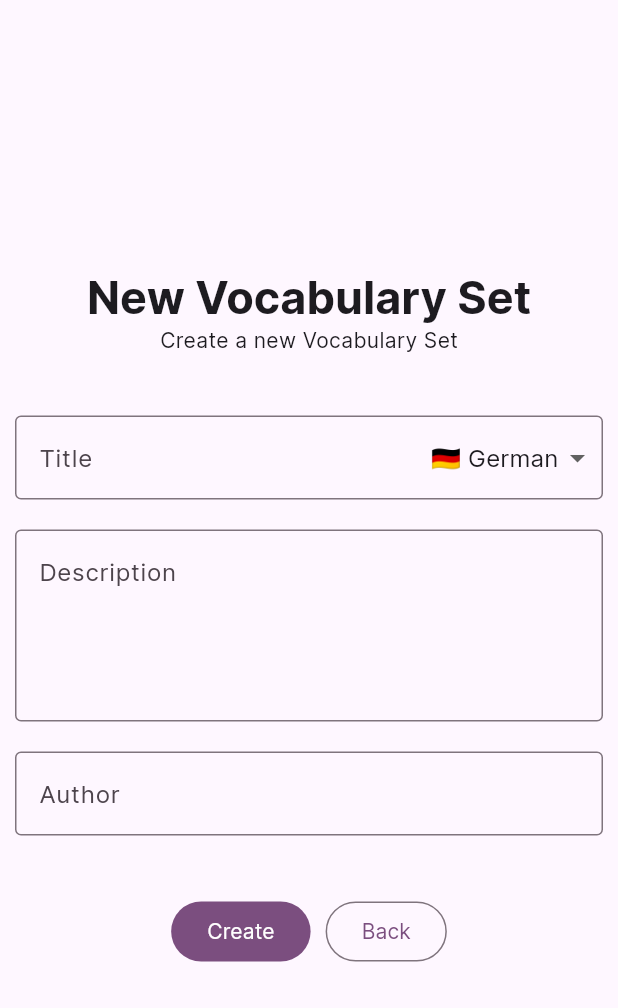
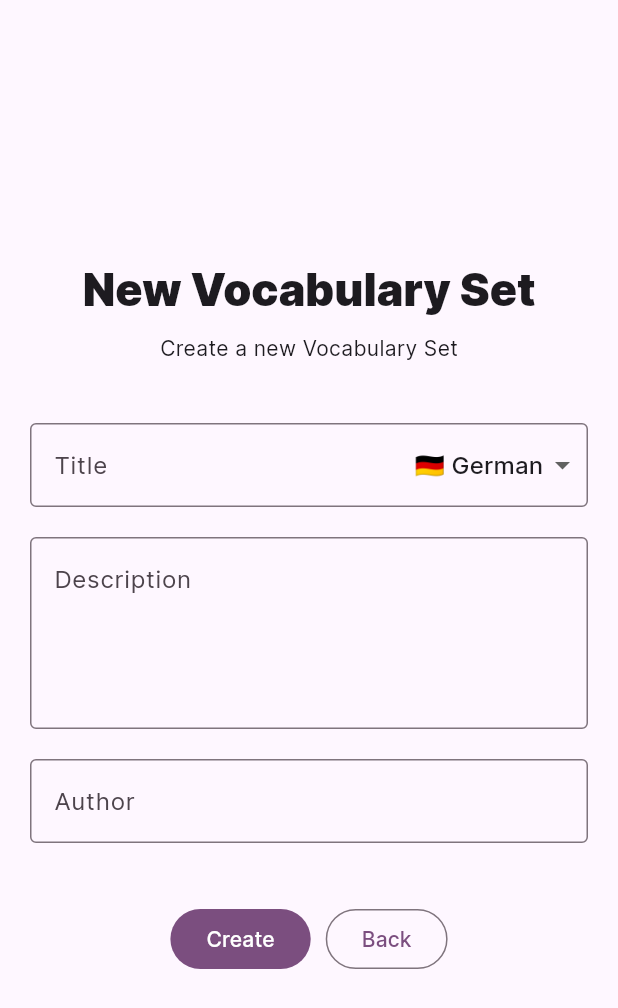
Before and after one commit to lbirkert/frenchscape, a Flutter app: the screen it shows after launch, after a tap on "New", on a phone screen of 412 x 824 dp. Shown: the top 1008 px of the screen. Run offline on Flutter 3.47's test engine with Material 2 defaults, Android fonts, the phone set to English and light mode, and no system bars; our stand-ins replace flutter_colorpicker, objectbox; generated files the repository leaves out were written again.

Commit message:
Style update

```diff
--- a/lib/main.dart
+++ b/lib/main.dart
@@ -33,21 +33,22 @@ class ObjectBox {
 late ValueNotifier<ThemeMode> themeNotifier;
 late ValueNotifier<Color> colorSchemeSeedNotifier;
 
+const textTheme = TextTheme(
+  headlineLarge: TextStyle(fontSize: 30, fontWeight: FontWeight.w900),
+  headlineMedium: TextStyle(fontSize: 25, fontWeight: FontWeight.w800),
+);
+
 final theme = ThemeData(
   useMaterial3: true,
   fontFamily: 'Inter',
-  textTheme: const TextTheme(
-    headlineLarge: TextStyle(fontSize: 30, fontWeight: FontWeight.bold)
-  )
+  textTheme: textTheme
 );
 
 final darkTheme = ThemeData(
   brightness: Brightness.dark,
   useMaterial3: true,
   fontFamily: 'Inter',
-  textTheme: const TextTheme(
-    headlineLarge: TextStyle(fontSize: 30, fontWeight: FontWeight.bold)
-  )
+  textTheme: textTheme
 );
 
 Future<void> main() async {
--- a/lib/vocs.dart
+++ b/lib/vocs.dart
@@ -72,13 +72,14 @@ class _VocPageState extends State<VocPage> {
   @override
   Widget build(BuildContext context) {
     return Padding(
-      padding: const EdgeInsets.symmetric(vertical: 20, horizontal: 20),
+      padding: const EdgeInsets.all(20),
       child: Stack(children: [
         Center(child: Column(
           crossAxisAlignment: CrossAxisAlignment.center,
           children: [
             Text('Vocabulary', style: Theme.of(context).textTheme.headlineLarge!),
-            const Text('Tap the New Button to create a new Vocabulary Set.')
+            const SizedBox(height: 10),
+            const Text('Tap the New Button to create a new Vocabulary collection.', textAlign: TextAlign.center)
           ],
         )),
         Positioned(
@@ -121,13 +122,14 @@ class _VocNewPageState extends State<VocNewPage> {
           child: ConstrainedBox(
             constraints: BoxConstraints(minWidth: 100, maxWidth: 450, minHeight: viewport.maxHeight),
             child: Padding(
-              padding: const EdgeInsets.symmetric(vertical: 20, horizontal: 10),
+              padding: const EdgeInsets.all(20),
               child: Form(
                 child: Column(
                   crossAxisAlignment: CrossAxisAlignment.center,
                   mainAxisAlignment: MainAxisAlignment.center,
                   children: [
                     Text("New Vocabulary Set", style: Theme.of(context).textTheme.headlineLarge!),
+                    const SizedBox(height: 10),
                     const Text("Create a new Vocabulary Set"),
                     const SizedBox(height: 40),
                     Stack(
```
Also changed, not shown: lib/insights.dart (+14 -5 lines), lib/settings.dart (+6 -2 lines), pubspec.yaml (+8 -2 lines).
